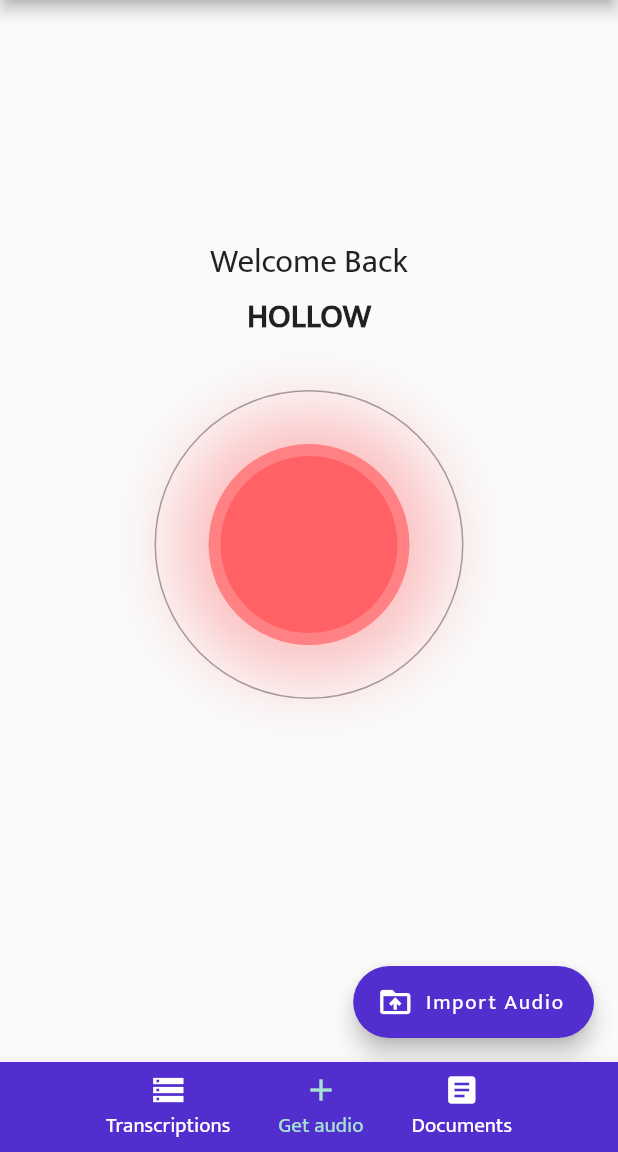
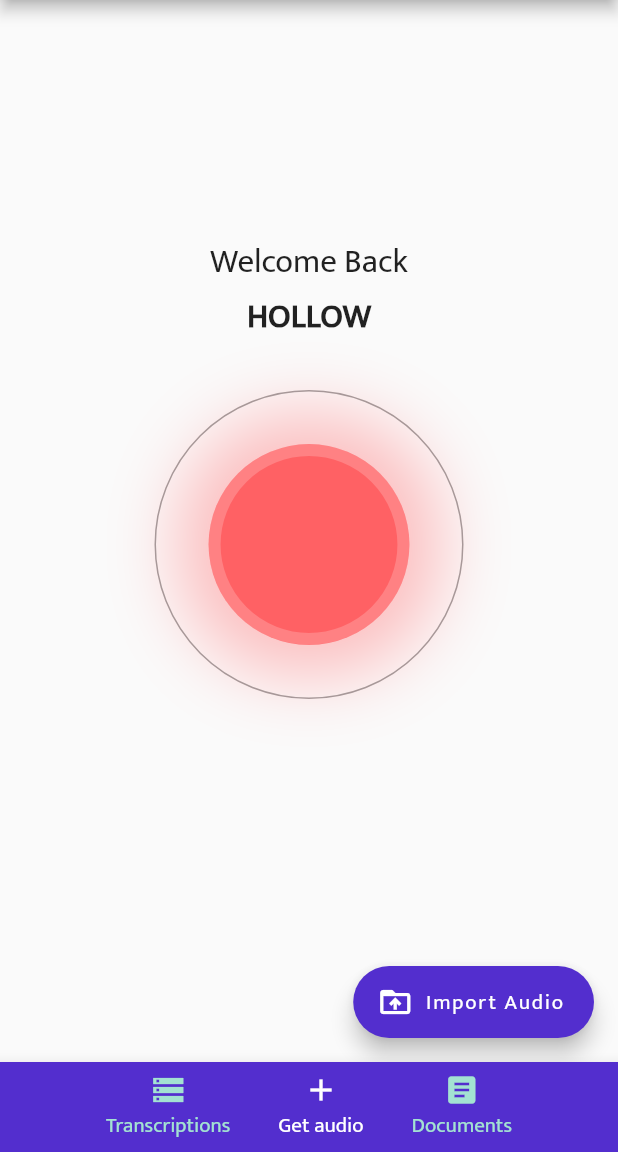
Before and after one commit to Cris714/sophia_transcrit, a Flutter app: the screen it shows after launch, on a phone screen of 412 x 824 dp, the part 84-1236 px from its top. Run offline on Flutter 3.47's test engine with Material 2 defaults, Android fonts, the phone set to English and light mode, and no system bars; our stand-ins replace audioplayers, file_picker, flutter_local_notifications, permission_handler, rxdart, share_plus and 1 more; missing offline and left inert: record; statements that could not run were skipped.

Commit message:
tabbar with colors

```diff
--- a/lib/home.dart
+++ b/lib/home.dart
@@ -202,12 +202,12 @@ class _HomeState extends State<Home> {
                         children: [
                           Icon(
                             Icons.storage,
-                            color: currentTab == 0 ? sophiasecondarygreen[200] : Colors.white,
+                            color: currentTab == 0 ? Colors.white : sophiasecondarygreen[200],
                           ),
                           Text(
                             'Transcriptions',
                             style: TextStyle(
-                              color: currentTab == 0 ? sophiasecondarygreen[200] : Colors.white,
+                              color: currentTab == 0 ? Colors.white : sophiasecondarygreen[200],
                             ),
                           )
                         ],
@@ -227,12 +227,12 @@ class _HomeState extends State<Home> {
                         children: [
                           Icon(
                             Icons.add,
-                            color: currentTab == 1 ? sophiasecondarygreen[200] : Colors.white,
+                            color: currentTab == 1 ? Colors.white : sophiasecondarygreen[200],
                           ),
                           Text(
                             'Get audio',
                             style: TextStyle(
-                              color: currentTab == 1 ? sophiasecondarygreen[200] : Colors.white,
+                              color: currentTab == 1 ? Colors.white : sophiasecondarygreen[200],
                             ),
                           )
                         ],
@@ -252,12 +252,12 @@ class _HomeState extends State<Home> {
                         children: [
                           Icon(
                             Icons.article,
-                            color: currentTab == 2 ? sophiasecondarygreen[200] : Colors.white,
+                            color: currentTab == 2 ? Colors.white : sophiasecondarygreen[200],
                           ),
                           Text(
                             'Documents',
                             style: TextStyle(
-                              color: currentTab == 2 ? sophiasecondarygreen[200] : Colors.white,
+                              color: currentTab == 2 ? Colors.white : sophiasecondarygreen[200],
                             ),
                           )
                         ],
```
Also changed, not shown: lib/get_audio_page.dart (indentation only).
